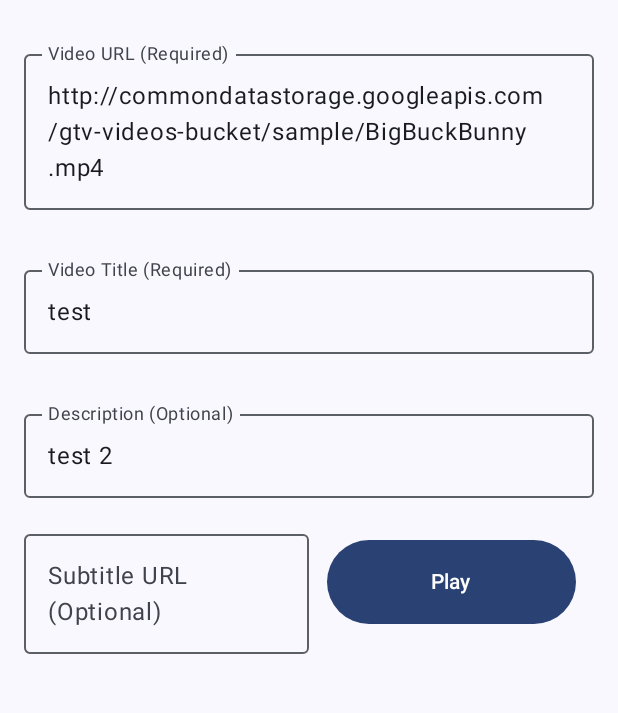
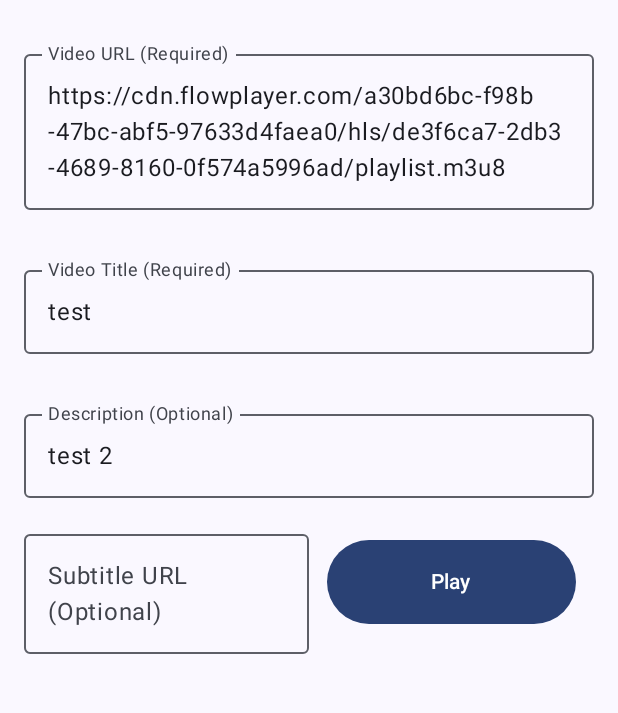
Before and after one commit to itsallan/PandaNow, an Android app built with Jetpack Compose: the screen it shows after launch (MainActivity), on a phone screen of 412 x 824 dp, the part 78-791 px from its top. Run offline under Robolectric (Android 15) with nearby library versions, the phone set to English and light mode, and no system bars; our stand-ins replace AdMob; libraries missing offline, so code that uses them is left out: compose.icons, compose.icons.tablericons; 4 statements that could not run were skipped.

Commit message:
Fixed: VideoPlayer Item to show VideoUrl

```diff
--- a/app/src/main/java/io/dala/pandanow/MainActivity.kt
+++ b/app/src/main/java/io/dala/pandanow/MainActivity.kt
@@ -11,7 +11,9 @@ import androidx.activity.enableEdgeToEdge
 import androidx.annotation.RequiresApi
 import androidx.compose.foundation.layout.fillMaxSize
 import androidx.compose.foundation.layout.padding
+import androidx.compose.material3.MaterialTheme
 import androidx.compose.material3.Scaffold
+import androidx.compose.material3.Surface
 import androidx.compose.material3.Text
 import androidx.compose.runtime.Composable
 import androidx.compose.ui.Modifier
@@ -61,7 +63,12 @@ class MainActivity : ComponentActivity() {
         enableEdgeToEdge()
         setContent {
             PandaNowTheme {
-             PandaNowNavHost()
+                Surface(
+                    modifier = Modifier.fillMaxSize(),
+                    color = MaterialTheme.colorScheme.background
+                ) {
+                    PandaNowNavHost()
+                }
             }
         }
     }
--- a/app/src/main/java/io/dala/pandanow/presentation/navigation/PandaNowNavHost.kt
+++ b/app/src/main/java/io/dala/pandanow/presentation/navigation/PandaNowNavHost.kt
@@ -10,11 +10,13 @@ import androidx.navigation.compose.rememberNavController
 import androidx.navigation.toRoute
 import io.dala.pandanow.presentation.screens.home.HomeScreen
 import io.dala.pandanow.presentation.screens.player.VideoPlayerScreen
+import io.dala.pandanow.presentation.theme.PandaNowTheme
 
 @RequiresApi(Build.VERSION_CODES.O)
 @Composable
 fun PandaNowNavHost() {
     val navController: NavHostController = rememberNavController()
+    PandaNowTheme {
         NavHost(
             navController = navController,
             startDestination = HomeRoute
@@ -28,3 +30,4 @@ fun PandaNowNavHost() {
             }
         }
     }
+}
--- a/app/src/main/java/io/dala/pandanow/presentation/screens/home/HomeScreen.kt
+++ b/app/src/main/java/io/dala/pandanow/presentation/screens/home/HomeScreen.kt
@@ -37,7 +37,7 @@ import io.dala.pandanow.presentation.navigation.VideoPlayerRoute
 @OptIn(ExperimentalMaterial3Api::class)
 @Composable
 fun HomeScreen(navController: NavController) {
-    var videoUrl by remember { mutableStateOf("http://commondatastorage.googleapis.com/gtv-videos-bucket/sample/BigBuckBunny.mp4") }
+    var videoUrl by remember { mutableStateOf("https://cdn.flowplayer.com/a30bd6bc-f98b-47bc-abf5-97633d4faea0/hls/de3f6ca7-2db3-4689-8160-0f574a5996ad/playlist.m3u8") }
     var title by remember { mutableStateOf("test") }
     var subtitle by remember { mutableStateOf("test 2") }
     var subtitleUrl by remember { mutableStateOf("") }
```
Also changed, not shown: app/src/main/java/io/dala/pandanow/presentation/screens/player/PlayerScreen.kt (+6 -4 lines). Lines whose indentation alone changed are shown as unchanged.
